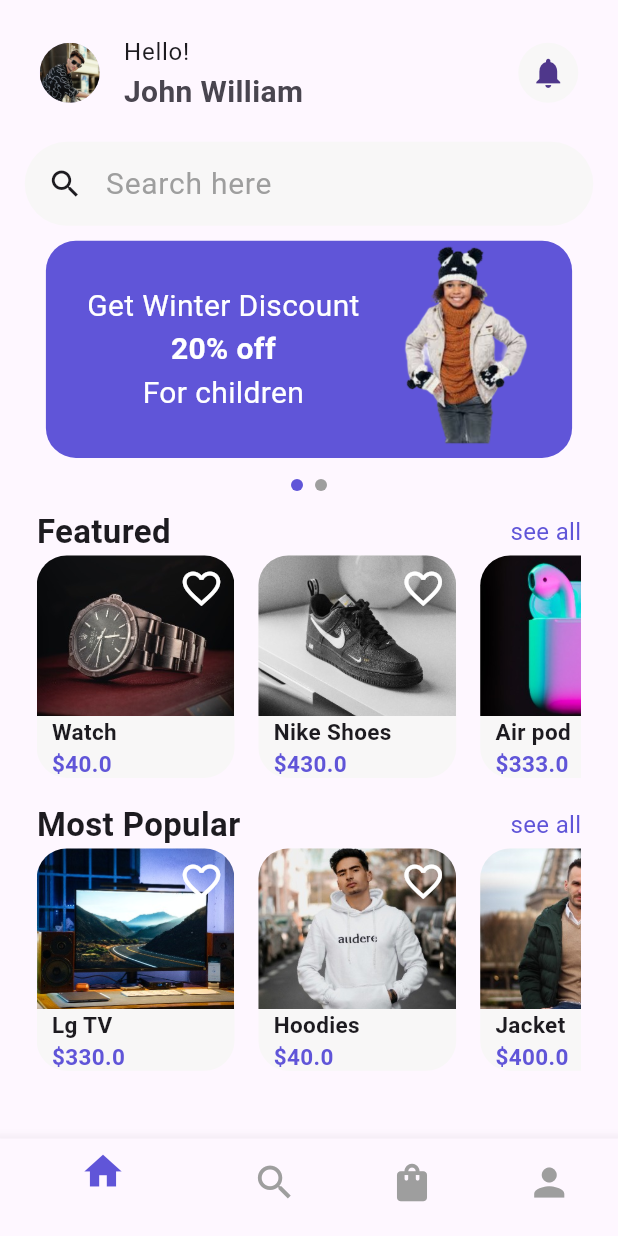
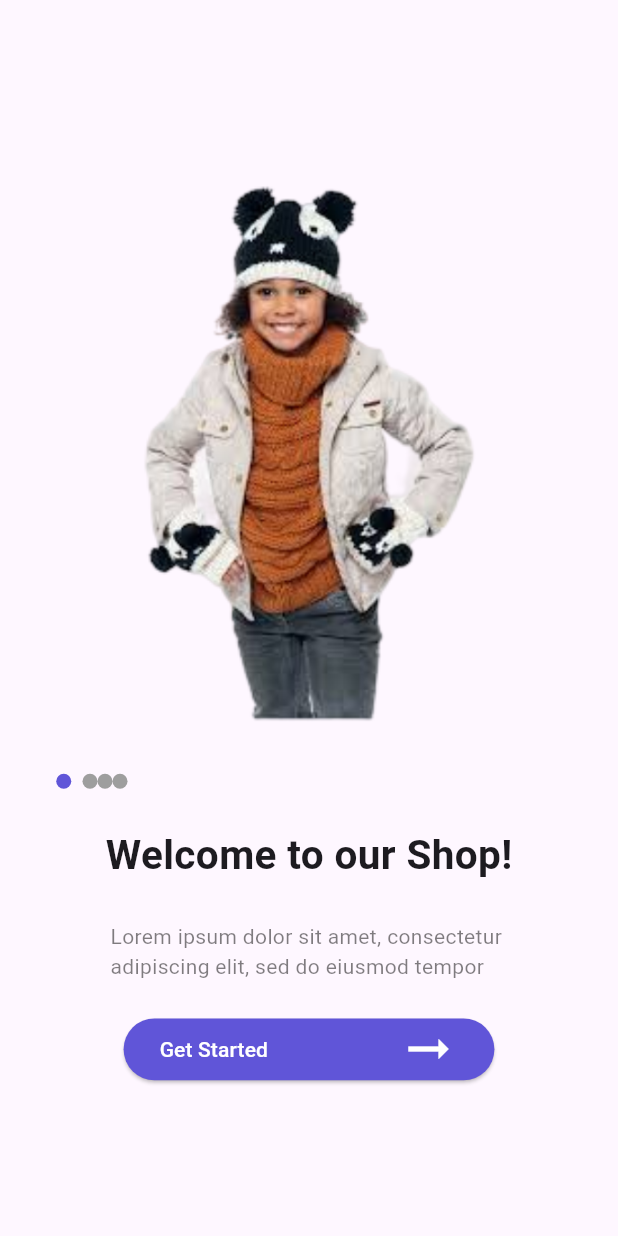
Before and after one commit to enkutatash/Ecommerce, a Flutter app: the screen it shows after launch, on a phone screen of 412 x 824 dp. Run offline on Flutter 3.47's test engine with Material 3 defaults, Android fonts, the phone set to English and light mode, and no system bars.

Commit message:
start signup

```diff
--- a/capstone_project/ecommerce/lib/main.dart
+++ b/capstone_project/ecommerce/lib/main.dart
@@ -1,8 +1,8 @@
+import 'package:ecommerce/pages/Sign_up/page1.dart';
 import 'package:flutter/material.dart';
-import 'package:ecommerce/pages/General_Screen.dart';
 void main() {
   runApp( const MaterialApp(
     debugShowCheckedModeBanner: false,
-    home: General_Screen(),
+    home: WelcomePage(),
   ));
 }
--- a/capstone_project/ecommerce/lib/pages/HomeScreen/Item.dart
+++ b/capstone_project/ecommerce/lib/pages/HomeScreen/Item.dart
@@ -1,5 +1,4 @@
 import 'package:flutter/material.dart';
-import 'package:ecommerce/data/item_on_front_page.dart';
 
 class Item extends StatefulWidget {
   const Item(this.imageURL, this.itemName, this.cost, {super.key});
--- a/capstone_project/ecommerce/lib/pages/HomeScreen/featured.dart
+++ b/capstone_project/ecommerce/lib/pages/HomeScreen/featured.dart
@@ -7,8 +7,7 @@ class FeaturedPart extends StatelessWidget {
 
   @override
   Widget build(BuildContext context) {
-    final height = MediaQuery.of(context).size.height;
-    final width = MediaQuery.of(context).size.width;
+
 
     return Padding(
       padding: const EdgeInsets.all(8.0),
--- a/capstone_project/ecommerce/lib/pages/HomeScreen/mostPopular.dart
+++ b/capstone_project/ecommerce/lib/pages/HomeScreen/mostPopular.dart
@@ -7,8 +7,6 @@ class MostPopular extends StatelessWidget {
 
   @override
   Widget build(BuildContext context) {
-    final height = MediaQuery.of(context).size.height;
-    final width = MediaQuery.of(context).size.width;
 
     return Padding(
       padding: const EdgeInsets.all(8.0),
--- /dev/null
+++ b/capstone_project/ecommerce/lib/pages/Sign_up/page1.dart
@@ -0,0 +1,127 @@
+import 'package:ecommerce/pages/Sign_up/page2.dart';
+import 'package:ecommerce/pages/Sign_up/page3.dart';
+
+import 'package:flutter/material.dart';
+
+class WelcomePage extends StatefulWidget {
+  const WelcomePage({super.key});
+
+  @override
+  State<WelcomePage> createState() => _WelcomePageState();
+}
+
+class _WelcomePageState extends State<WelcomePage> {
+  final PageController _pageController = PageController();
+  int _currentPage = 0;
+
+  // Data for each page
+  final List<String > imageURL = [
+    "assets/image/front_girl.png",
+    "assets/image/front_girl.png",
+    "assets/image/front_girl.png",
+    "assets/image/front_girl.png",
+  ];
+  @override
+  Widget build(BuildContext context) {
+    final height = MediaQuery.of(context).size.height;
+    final width = MediaQuery.of(context).size.width;
+    return Scaffold(
+      body: Column(
+        mainAxisAlignment: MainAxisAlignment.center,
+        children: [
+          SizedBox(
+            height: height * 0.5,
+            width: width * 0.9,
+            child: PageView.builder(
+              controller: _pageController,
+              itemCount: imageURL.length, // Number of items in the PageView
+              onPageChanged: (int page) {
+                setState(() {
+                  _currentPage = page;
+                });
+              },
+              itemBuilder: (BuildContext context, int index) {
+                return Padding(
+                  padding: const EdgeInsets.all(10.0),
+                  child: Container(
+                    height: height*0.4,
+                    child: Image.asset(
+                      imageURL[index],
+                      height: height * 0.3, // Adjust image height as needed
+                      fit: BoxFit.contain,
+                    ),
+                  ),
+                );
+              },
+            ),
+          ),
+           Padding(
+                  padding: const EdgeInsets.only(left: 30.0),
+                  child: Row(
+                    mainAxisAlignment: MainAxisAlignment.start,
+                    children: List.generate(
+                      imageURL.length, // Number of pages
+                      (index) => AnimatedContainer(
+                        duration: Duration(milliseconds: 300),
+                        // margin: const EdgeInsets.only(right:1),
+                        height: 10,
+                        width: _currentPage == index ? 25 : 10,
+                        decoration: BoxDecoration(
+                          shape: BoxShape.circle,
+                          color: _currentPage == index ? const Color(0XFF6055D8) : Colors.grey,
+                        ),
+                      ),
+                    ),
+                  ),
+                ),
+
+           SizedBox(
+            height: height * 0.03,
+          ),
+          const Text(
+            "Welcome to our Shop!",
+            style: TextStyle(fontSize: 27, fontWeight: FontWeight.bold),
+          ),
+          SizedBox(
+            height: height * 0.03,
+          ),
+          Text(
+            "Lorem ipsum dolor sit amet, consectetur \nadipiscing elit, sed do eiusmod tempor",
+            style: TextStyle(
+              color: Colors.black.withOpacity(0.5),
+            ),
+          ),
+          SizedBox(
+            height: height * 0.03,
+          ),
+          SizedBox(
+            height: height * 0.05,
+            width: width * 0.6,
+            child: ElevatedButton(
+              onPressed: () {
+                Navigator.push(
+                    context, MaterialPageRoute(builder: (context) => SignUp_Screen()));
+              },
+              style: ElevatedButton.styleFrom(
+                  backgroundColor: const Color(0XFF6055D8)),
+              child: const Row(
+                mainAxisAlignment: MainAxisAlignment.spaceBetween,
+                children: [
+                  Text(
+                    "Get Started",
+                    style: TextStyle(color: Colors.white),
+                  ),
+                  Icon(
+                    Icons.arrow_right_alt,
+                    color: Colors.white,
+                    size: 40,
+                  )
+                ],
+              ), // Add your button text here
+            ),
+          )
+        ],
+      ),
+    );
+  }
+}
```
Also changed, not shown: capstone_project/ecommerce/lib/pages/Sign_up/page2.dart (added, +15 -0 lines), capstone_project/ecommerce/lib/pages/Sign_up/page3.dart (added, +174 -0 lines).
